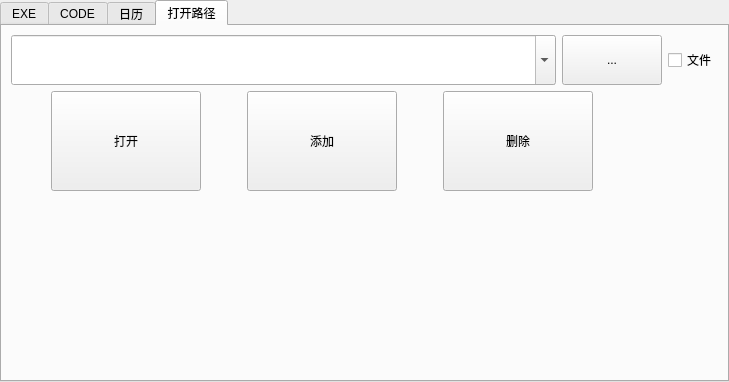
Qt form auto_c_code/toolstabwidget.ui (yjduoduo/auto_c_code) before a commit.
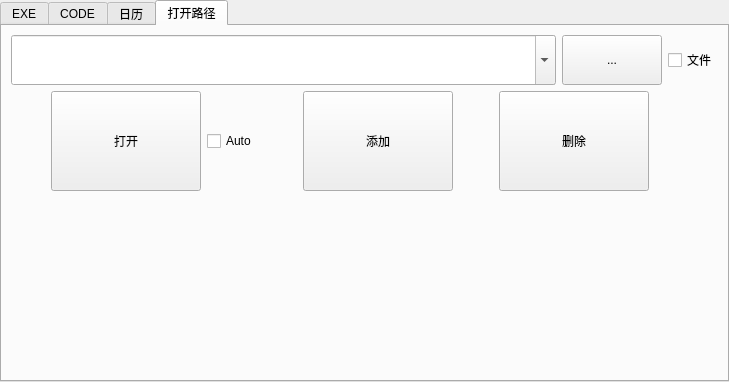
The same form after that commit.

Commit message: 添加自动打开按钮

```diff
--- a/auto_c_code/toolstabwidget.ui
+++ b/auto_c_code/toolstabwidget.ui
@@ -352,6 +352,25 @@
         </property>
        </widget>
       </item>
+      <item>
+       <widget class="QCheckBox" name="checkBox_autoopen">
+        <property name="minimumSize">
+         <size>
+          <width>0</width>
+          <height>50</height>
+         </size>
+        </property>
+        <property name="maximumSize">
+         <size>
+          <width>50</width>
+          <height>16777215</height>
+         </size>
+        </property>
+        <property name="text">
+         <string>Auto</string>
+        </property>
+       </widget>
+      </item>
       <item>
        <spacer name="horizontalSpacer_3">
         <property name="orientation">
```
The commit also changes 3 other files.
